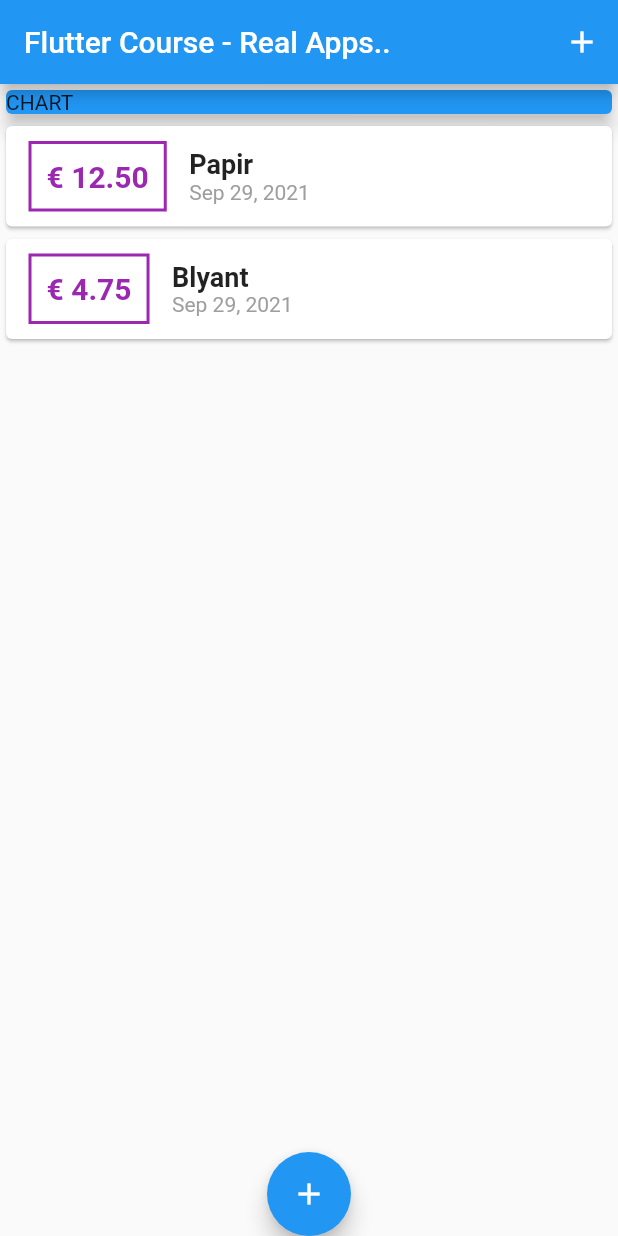
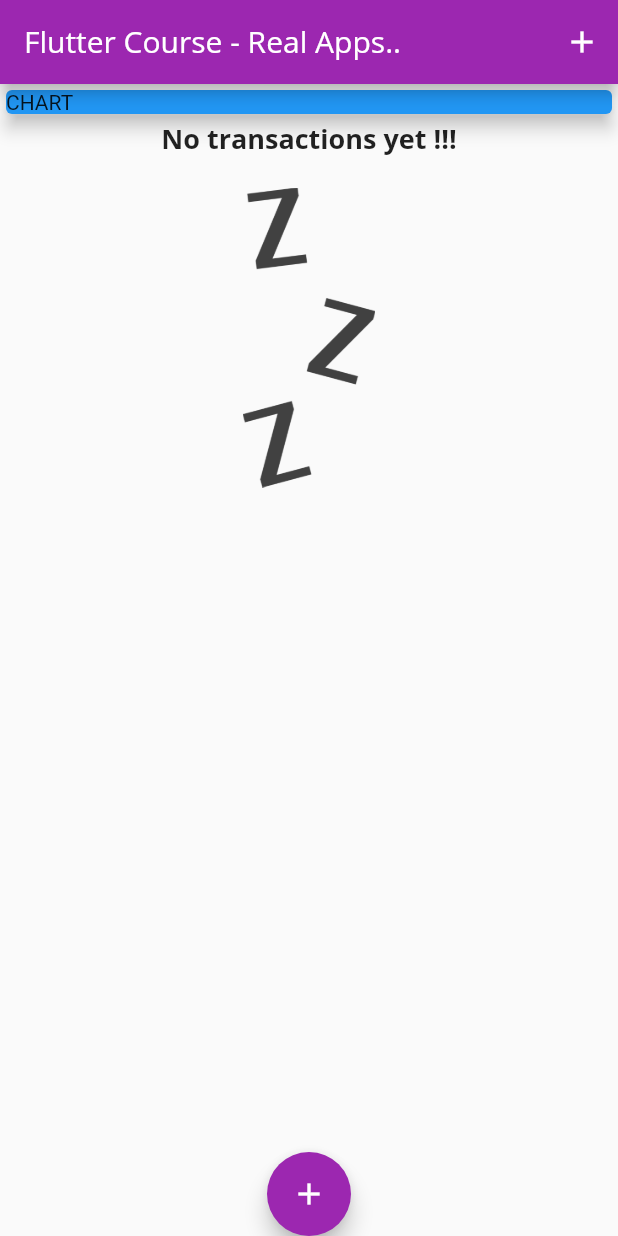
Before and after one commit to eviskum/flutter_course_real_apps, a Flutter app: the screen it shows after launch, on a phone screen of 412 x 824 dp. Run offline on Flutter 3.47's test engine with Material 2 defaults, Android fonts, the phone set to English and light mode, and no system bars.

Commit message:
Theme based styling added

```diff
--- a/lib/main.dart
+++ b/lib/main.dart
@@ -1,4 +1,5 @@
 import 'package:flutter/material.dart';
+import 'package:flutter/widgets.dart';
 // import 'package:intl/intl.dart';
 
 import 'models/transactions.dart';
@@ -21,7 +22,18 @@
     return MaterialApp(
       title: 'Flutter Demo',
       theme: ThemeData(
-        primarySwatch: Colors.blue,
+        primarySwatch: Colors.purple,
+        fontFamily: 'Quicksand',
+        textTheme: ThemeData.light()
+            .textTheme
+            .copyWith(headline6: TextStyle(fontFamily: 'OpenSans', fontWeight: FontWeight.bold, fontSize: 18)),
+        appBarTheme: AppBarTheme(
+          titleTextStyle: TextStyle(
+            fontFamily: 'OpenSans',
+            fontSize: 20,
+            color: Colors.white,
+          ),
+        ),
       ),
       home: MyHomePage(title: 'Flutter Course - Real Apps..'),
     );
@@ -39,8 +51,8 @@
 
 class _MyHomePageState extends State<MyHomePage> {
   final List<Transaction> _userTransactions = [
-    Transaction(id: 't1', title: 'Papir', amount: 12.50, date: DateTime.now()),
-    Transaction(id: 't2', title: 'Blyant', amount: 4.75, date: DateTime.now()),
+//    Transaction(id: 't1', title: 'Papir', amount: 12.50, date: DateTime.now()),
+//    Transaction(id: 't2', title: 'Blyant', amount: 4.75, date: DateTime.now()),
   ];
 
   void _addNewTransaction(String title, double amount) {
--- a/lib/widgets/transaction_list.dart
+++ b/lib/widgets/transaction_list.dart
@@ -12,7 +12,20 @@
   Widget build(BuildContext context) {
     return SizedBox(
       height: 300,
-      child: ListView.builder(
+      child: transactions.isEmpty
+          ? Column(
+              children: [
+                Text('No transactions yet !!!', style: Theme.of(context).textTheme.headline6),
+                SizedBox(height: 20),
+                SizedBox(
+                    height: 200,
+                    child: Image.asset(
+                      'assets/images/waiting.png',
+                      fit: BoxFit.cover,
+                    ))
+              ],
+            )
+          : ListView.builder(
               itemBuilder: (ctx, idx) {
                 return Card(
                   child: Row(
@@ -20,19 +33,21 @@
                       Container(
                         margin: const EdgeInsets.symmetric(vertical: 10, horizontal: 15),
                         decoration: BoxDecoration(
-                    border: Border.all(color: Colors.purple, width: 2),
+                          border: Border.all(color: Theme.of(context).primaryColor, width: 2),
                         ),
                         padding: const EdgeInsets.all(10),
                         child: Text(
                           '€ ${transactions[idx].amount.toStringAsFixed(2)}',
-                    style: const TextStyle(fontWeight: FontWeight.bold, fontSize: 20, color: Colors.purple),
+                          style: TextStyle(
+                              fontWeight: FontWeight.bold, fontSize: 20, color: Theme.of(context).primaryColor),
                         ),
                       ),
                       Column(
                         crossAxisAlignment: CrossAxisAlignment.start,
                         children: <Widget>[
-                    Text(transactions[idx].title, style: const TextStyle(fontSize: 18, fontWeight: FontWeight.bold)),
-                    Text(DateFormat.yMMMd().format(transactions[idx].date), style: const TextStyle(color: Colors.grey)),
+                          Text(transactions[idx].title, style: Theme.of(context).textTheme.headline6),
+                          Text(DateFormat.yMMMd().format(transactions[idx].date),
+                              style: const TextStyle(color: Colors.grey)),
                         ],
                       )
                     ],
```
Also changed, not shown: pubspec.yaml (+14 -0 lines), assets/fonts/OpenSans-Bold.ttf (added), assets/fonts/OpenSans-Regular.ttf (added), assets/fonts/Quicksand-Bold.ttf (added), assets/fonts/Quicksand-Light.ttf (added), assets/fonts/Quicksand-Medium.ttf (added), assets/fonts/Quicksand-Regular.ttf (added), assets/images/waiting.png (added). Lines whose indentation alone changed are shown as unchanged.
